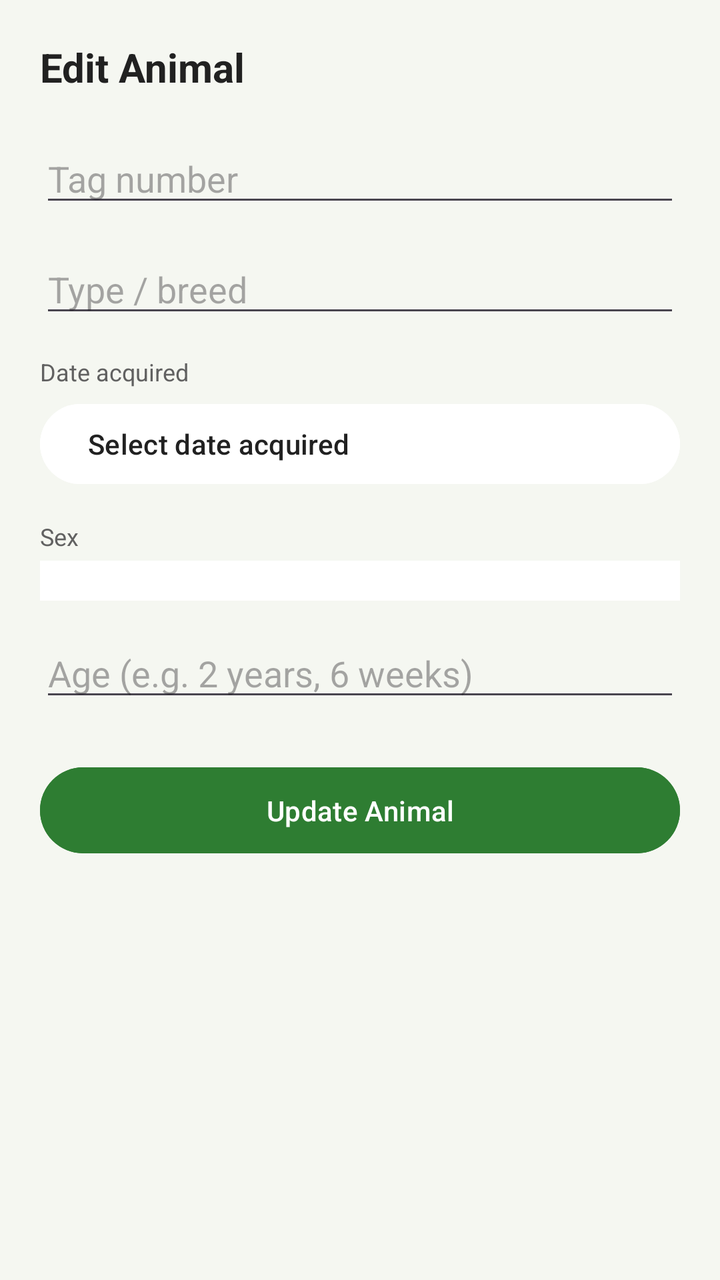
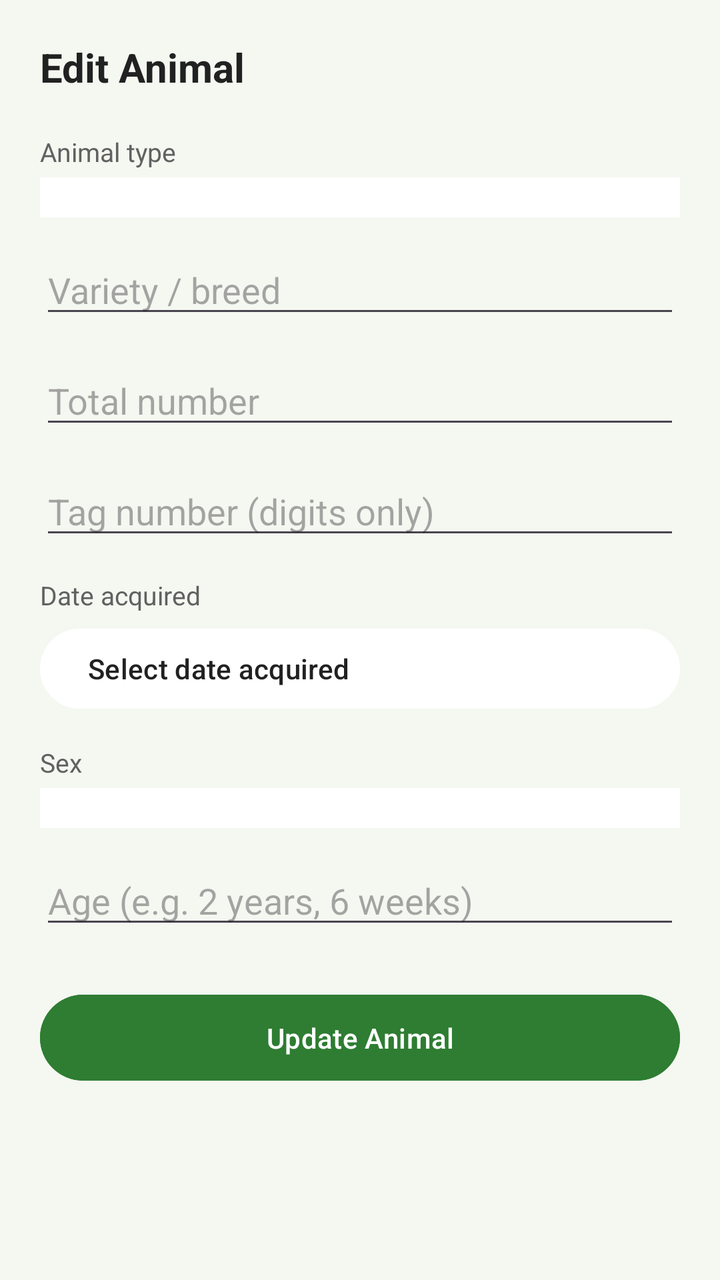

Screens rendered from an Android XML layout before and after an edit, with the pre-edit source and the edit as a unified diff.
<!-- AndroidManifest.xml: application theme Theme.AnimalManagerApp -->
<!-- res/layout/activity_edit_animal.xml -->
<?xml version="1.0" encoding="utf-8"?>
<ScrollView xmlns:android="http://schemas.android.com/apk/res/android"
    android:layout_width="match_parent"
    android:layout_height="match_parent"
    android:background="@color/background_light"
    android:fillViewport="true">

    <LinearLayout
        android:layout_width="match_parent"
        android:layout_height="wrap_content"
        android:orientation="vertical"
        android:padding="20dp">

        <TextView
            android:layout_width="wrap_content"
            android:layout_height="wrap_content"
            android:text="Edit Animal"
            android:textColor="@color/text_primary"
            android:textSize="20sp"
            android:textStyle="bold" />

        <EditText
            android:id="@+id/etTagNumber"
            android:layout_width="match_parent"
            android:layout_height="wrap_content"
            android:layout_marginTop="20dp"
            android:hint="Tag number"
            android:inputType="textCapCharacters" />

        <EditText
            android:id="@+id/etTypeBreed"
            android:layout_width="match_parent"
            android:layout_height="wrap_content"
            android:layout_marginTop="14dp"
            android:hint="Type / breed"
            android:inputType="textCapWords" />

        <TextView
            android:layout_width="wrap_content"
            android:layout_height="wrap_content"
            android:layout_marginTop="14dp"
            android:text="Date acquired"
            android:textColor="@color/text_secondary"
            android:textSize="12sp" />

        <Button
            android:id="@+id/btnDateAcquired"
            android:layout_width="match_parent"
            android:layout_height="wrap_content"
            android:layout_marginTop="4dp"
            android:backgroundTint="@color/card_white"
            android:gravity="start|center_vertical"
            android:text="Select date acquired"
            android:textColor="@color/text_primary" />

        <TextView
            android:layout_width="wrap_content"
            android:layout_height="wrap_content"
            android:layout_marginTop="14dp"
            android:text="Sex"
            android:textColor="@color/text_secondary"
            android:textSize="12sp" />

        <Spinner
            android:id="@+id/spinnerSex"
            android:layout_width="match_parent"
            android:layout_height="wrap_content"
            android:layout_marginTop="4dp"
            android:background="@color/card_white"
            android:padding="10dp" />

        <EditText
            android:id="@+id/etAge"
            android:layout_width="match_parent"
            android:layout_height="wrap_content"
            android:layout_marginTop="14dp"
            android:hint="Age (e.g. 2 years, 6 weeks)"
            android:inputType="text" />

        <Button
            android:id="@+id/btnUpdateAnimal"
            android:layout_width="match_parent"
            android:layout_height="wrap_content"
            android:layout_marginTop="24dp"
            android:backgroundTint="@color/green_primary"
            android:padding="12dp"
            android:text="Update Animal"
            android:textColor="@color/white" />

    </LinearLayout>
</ScrollView>
<!-- resources referenced by this layout -->
<resources>
  <color name="background_light">#F5F7F1</color>
  <color name="card_white">#FFFFFF</color>
  <color name="green_primary">#2E7D32</color>
  <color name="text_primary">#212121</color>
  <color name="text_secondary">#616161</color>
  <color name="white">#FFFFFF</color>
  <style name="Theme.AnimalManagerApp" parent="Base.Theme.AnimalManagerApp" />
  <style name="Base.Theme.AnimalManagerApp" parent="Theme.Material3.DayNight.NoActionBar">
          
          
      </style>
</resources>

<!-- the commit's change to res/layout/activity_edit_animal.xml (unified diff, before → after) -->
@@ -19,21 +19,78 @@
             android:textSize="20sp"
             android:textStyle="bold" />
 
+        <TextView
+            android:layout_width="wrap_content"
+            android:layout_height="wrap_content"
+            android:layout_marginTop="20dp"
+            android:text="Animal type"
+            android:textColor="@color/text_secondary"
+            android:textSize="13sp" />
+
+        <Spinner
+            android:id="@+id/spinnerAnimalType"
+            android:layout_width="match_parent"
+            android:layout_height="wrap_content"
+            android:layout_marginTop="4dp"
+            android:background="@color/card_white"
+            android:padding="10dp" />
+
+        <EditText
+            android:id="@+id/etCustomAnimalType"
+            android:layout_width="match_parent"
+            android:layout_height="wrap_content"
+            android:layout_marginTop="10dp"
+            android:hint="Enter animal type"
+            android:inputType="textCapWords"
+            android:visibility="gone" />
+
+        <EditText
+            android:id="@+id/etVariety"
+            android:layout_width="match_parent"
+            android:layout_height="wrap_content"
+            android:layout_marginTop="14dp"
+            android:hint="Variety / breed"
+            android:inputType="textCapWords" />
+
+        <EditText
+            android:id="@+id/etQuantity"
+            android:layout_width="match_parent"
+            android:layout_height="wrap_content"
+            android:layout_marginTop="14dp"
+            android:hint="Total number"
+            android:inputType="number" />
+
+        <LinearLayout
+            android:id="@+id/llPoultryFields"
+            android:layout_width="match_parent"
+            android:layout_height="wrap_content"
+            android:orientation="vertical"
+            android:visibility="gone">
+
+            <EditText
+                android:id="@+id/etLayingCount"
+                android:layout_width="match_parent"
+                android:layout_height="wrap_content"
+                android:layout_marginTop="14dp"
+                android:hint="Number currently laying (optional)"
+                android:inputType="number" />
+
+            <EditText
+                android:id="@+id/etTraysCollected"
+                android:layout_width="match_parent"
+                android:layout_height="wrap_content"
+                android:layout_marginTop="14dp"
+                android:hint="Egg trays collected so far (optional)"
+                android:inputType="number" />
+        </LinearLayout>
+
         <EditText
             android:id="@+id/etTagNumber"
             android:layout_width="match_parent"
             android:layout_height="wrap_content"
-            android:layout_marginTop="20dp"
-            android:hint="Tag number"
-            android:inputType="textCapCharacters" />
-
-        <EditText
-            android:id="@+id/etTypeBreed"
-            android:layout_width="match_parent"
-            android:layout_height="wrap_content"
             android:layout_marginTop="14dp"
-            android:hint="Type / breed"
-            android:inputType="textCapWords" />
+            android:hint="Tag number (digits only)"
+            android:inputType="number" />
 
         <TextView
             android:layout_width="wrap_content"
@@ -41,7 +98,7 @@
             android:layout_marginTop="14dp"
             android:text="Date acquired"
             android:textColor="@color/text_secondary"
-            android:textSize="12sp" />
+            android:textSize="13sp" />
 
         <Button
             android:id="@+id/btnDateAcquired"
@@ -59,7 +116,7 @@
             android:layout_marginTop="14dp"
             android:text="Sex"
             android:textColor="@color/text_secondary"
-            android:textSize="12sp" />
+            android:textSize="13sp" />
 
         <Spinner
             android:id="@+id/spinnerSex"
